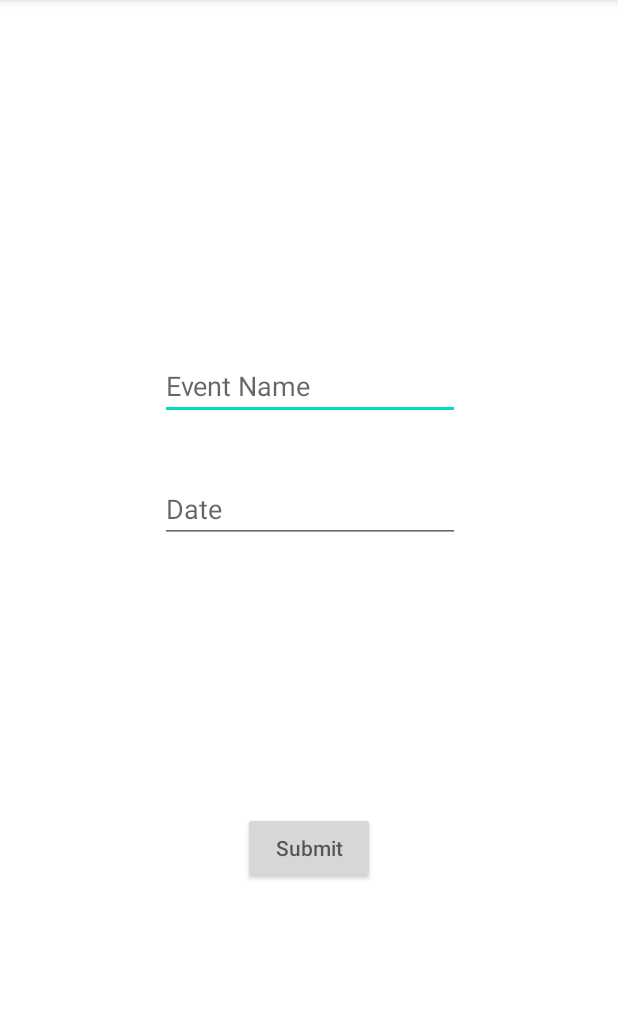
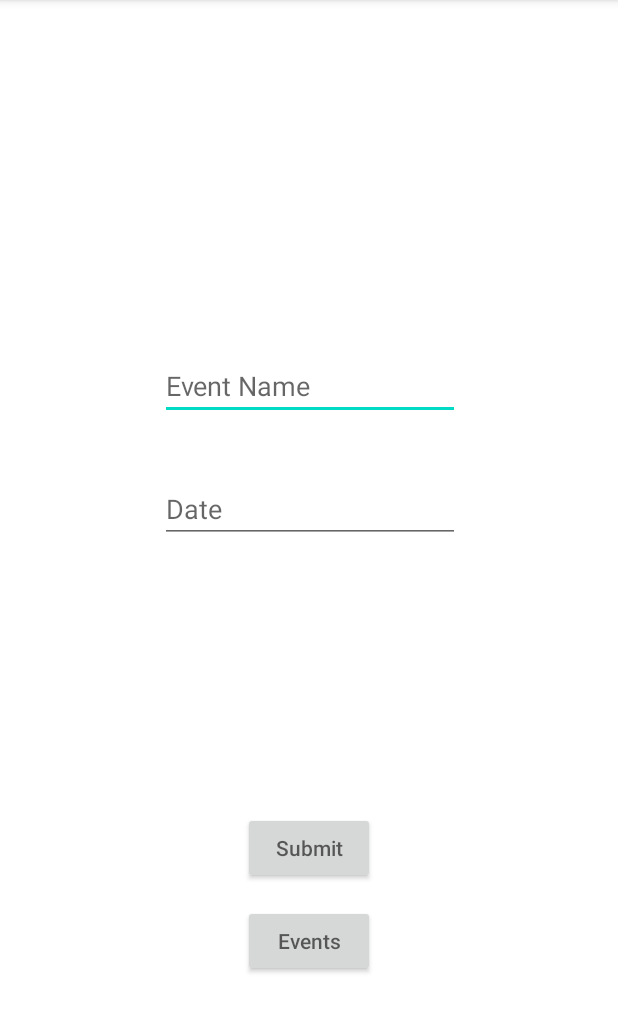
Before and after one commit to shanem1996/SAPProject, an Android app: the HomeActivity screen opened directly, with no data from a screen before it, on a phone screen of 412 x 824 dp, the part 84-1117 px from its top. Run offline under Robolectric (Android 15) with nearby library versions, the phone set to English and light mode, and no system bars; our stand-ins replace Firebase (no records; nobody signed in at launch, a user with empty details on screens opened directly).

```diff
--- a/app/src/main/java/com/example/sapproject/activities/HomeActivity.kt
+++ b/app/src/main/java/com/example/sapproject/activities/HomeActivity.kt
@@ -1,5 +1,6 @@
 package com.example.sapproject.activities
 
+import android.content.Intent
 import androidx.appcompat.app.AppCompatActivity
 import android.os.Bundle
 import com.example.sapproject.activities.model.Event
@@ -41,5 +42,10 @@ class HomeActivity : AppCompatActivity() {
             }
 
         }
+
+        binding.btnEvents.setOnClickListener {
+            val events = Intent(this, EventsActivity::class.java)
+            startActivity(events)
+        }
     }
 }
--- a/app/src/main/java/com/example/sapproject/activities/model/Event.kt
+++ b/app/src/main/java/com/example/sapproject/activities/model/Event.kt
@@ -1,3 +1,7 @@
 package com.example.sapproject.activities.model
 
-data class Event(val name: String, val date: String)
+data class Event(
+    val name: String = "",
+    val date: String = "") {
+    constructor() : this("", "")
+}
--- a/app/src/main/res/layout/activity_home.xml
+++ b/app/src/main/res/layout/activity_home.xml
@@ -40,5 +40,16 @@
         app:layout_constraintStart_toStartOf="parent"
         app:layout_constraintTop_toBottomOf="@+id/date" />
 
+    <androidx.appcompat.widget.AppCompatButton
+        android:id="@+id/btnEvents"
+        android:layout_width="wrap_content"
+        android:layout_height="wrap_content"
+        android:hint="Events"
+        app:layout_constraintBottom_toBottomOf="parent"
+        app:layout_constraintEnd_toEndOf="parent"
+        app:layout_constraintHorizontal_bias="0.501"
+        app:layout_constraintStart_toStartOf="parent"
+        app:layout_constraintTop_toBottomOf="@+id/btnCreateEvent"
+        app:layout_constraintVertical_bias="0.109" />
 
 </androidx.constraintlayout.widget.ConstraintLayout>
```
Also changed, not shown: app/src/main/AndroidManifest.xml (+7 -0 lines), app/src/main/java/com/example/sapproject/activities/EventsActivity.kt (added, +44 -0 lines), app/src/main/java/com/example/sapproject/activities/adapter/MyAdapter.kt (added, +23 -0 lines), app/src/main/java/com/example/sapproject/activities/viewholder/MyViewHolder.kt (added, +13 -0 lines), app/src/main/res/layout/activity_events.xml (added, +14 -0 lines), app/src/main/res/layout/recyclerview_item.xml (added, +22 -0 lines).
